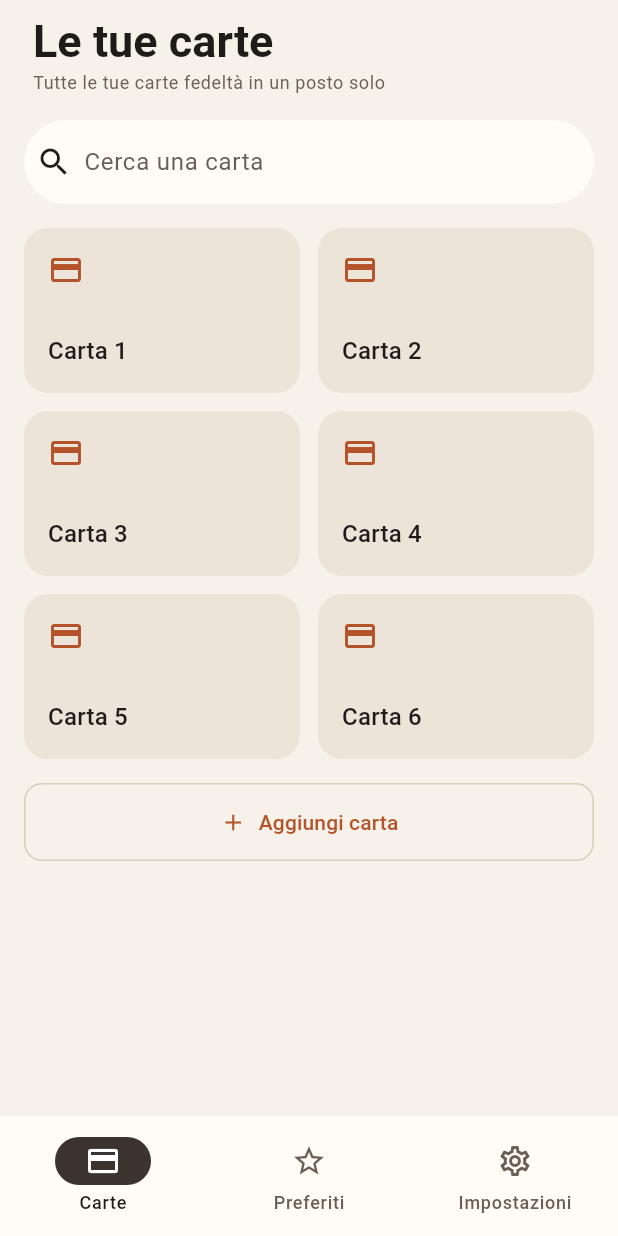
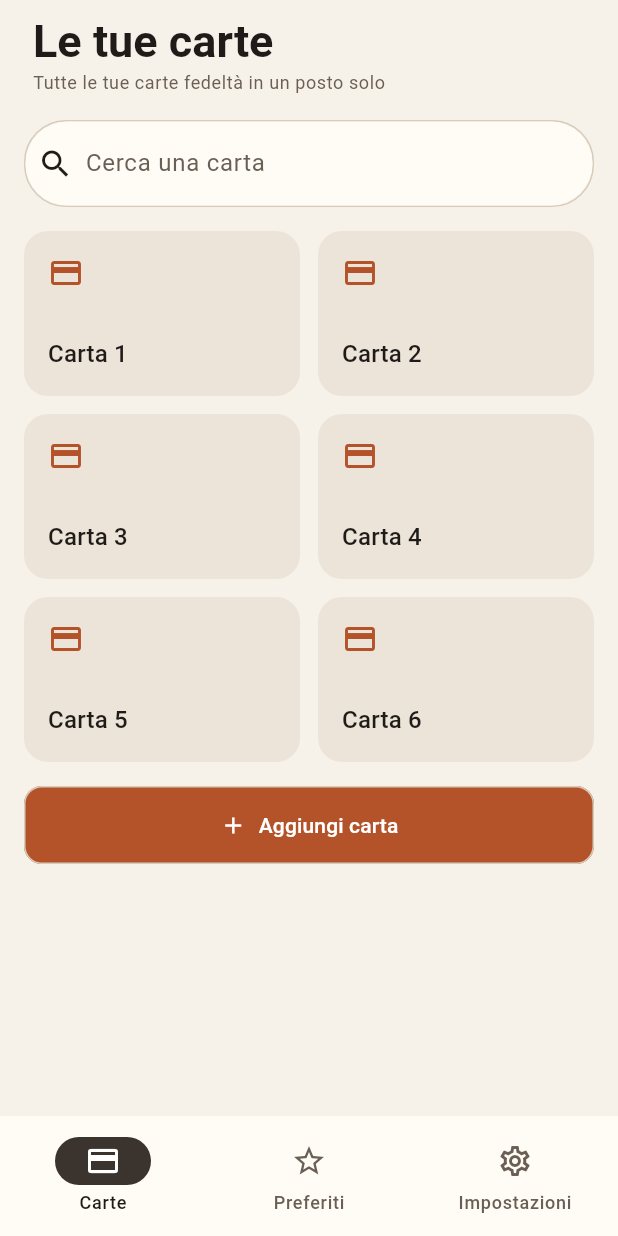
Before and after one commit to fabiogentile-gif/SuperIperApp, a Flutter app: the screen it shows after launch, on a phone screen of 412 x 824 dp. Run offline on Flutter 3.47's test engine with Material 3 defaults, Android fonts, the phone set to English and light mode, and no system bars; missing offline and left inert: screen_brightness.

Commit message:
Modificato stile AddCard e SearchBar

```diff
--- a/lib/widgets/homepage/add_card_button.dart
+++ b/lib/widgets/homepage/add_card_button.dart
@@ -1,4 +1,3 @@
-
 import 'package:flutter/material.dart';
 
 class AddCardButton extends StatelessWidget {
@@ -6,6 +5,8 @@ class AddCardButton extends StatelessWidget {
 
   @override
   Widget build(BuildContext context) {
+    final colors = Theme.of(context).colorScheme;
+
     return SizedBox(
       width: double.infinity,
       child: OutlinedButton.icon(
@@ -13,6 +14,8 @@ class AddCardButton extends StatelessWidget {
         icon: const Icon(Icons.add),
         label: const Text('Aggiungi carta'),
         style: OutlinedButton.styleFrom(
+          backgroundColor: colors.primary,
+          foregroundColor: colors.onPrimary,
           padding: const EdgeInsets.symmetric(vertical: 16),
           shape: RoundedRectangleBorder(
             borderRadius: BorderRadius.circular(12),
--- a/lib/widgets/homepage/card_search_bar.dart
+++ b/lib/widgets/homepage/card_search_bar.dart
@@ -1,4 +1,3 @@
-
 import 'package:flutter/material.dart';
 
 class CardSearchBar extends StatelessWidget {
@@ -19,6 +18,14 @@ class CardSearchBar extends StatelessWidget {
   Widget build(BuildContext context) {
     return Padding(
       padding: const EdgeInsets.fromLTRB(16, 8, 16, 0),
+      child: Container(
+        decoration: BoxDecoration(
+          border: Border.all(
+            color: Theme.of(context).colorScheme.outline,
+            width: 1,
+          ),
+          borderRadius: BorderRadius.circular(28),
+        ),
         child: SearchBar(
           controller: controller,
           hintText: 'Cerca una carta',
@@ -27,11 +34,9 @@ class CardSearchBar extends StatelessWidget {
           onChanged: onChanged,
           trailing: [
             if (query.isNotEmpty)
-            IconButton(
-              icon: const Icon(Icons.close),
-              onPressed: onClear,
+              IconButton(icon: const Icon(Icons.close), onPressed: onClear),
+          ],
         ),
-        ],
       ),
     );
   }
```
Lines whose indentation alone changed are shown as unchanged.
